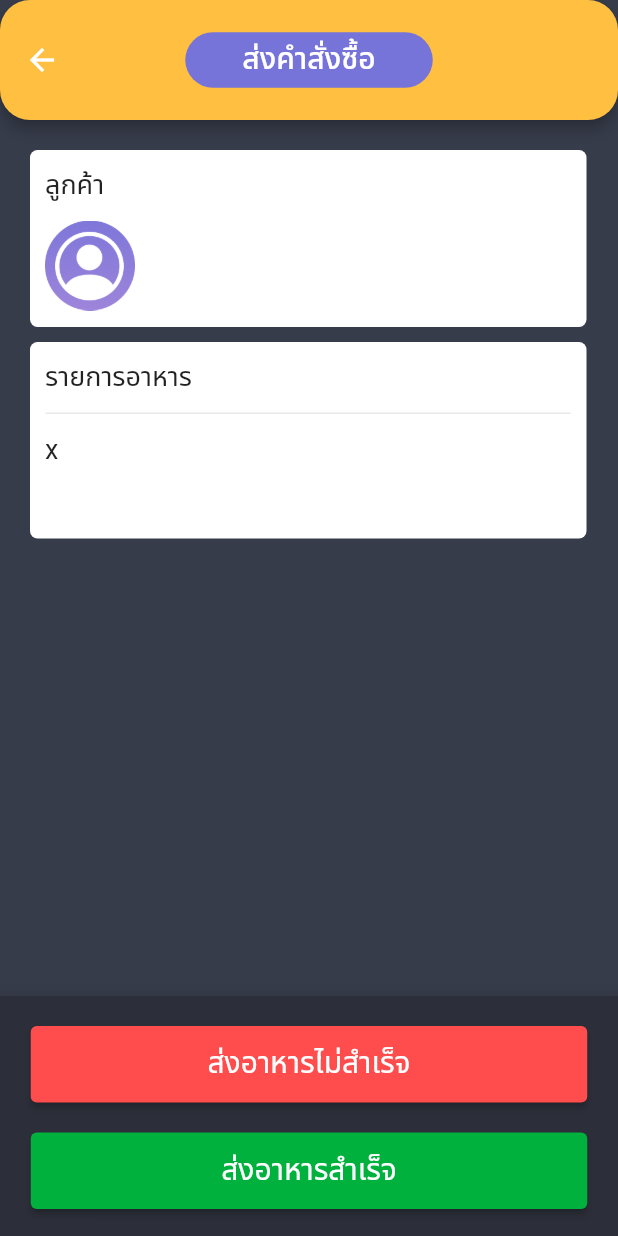
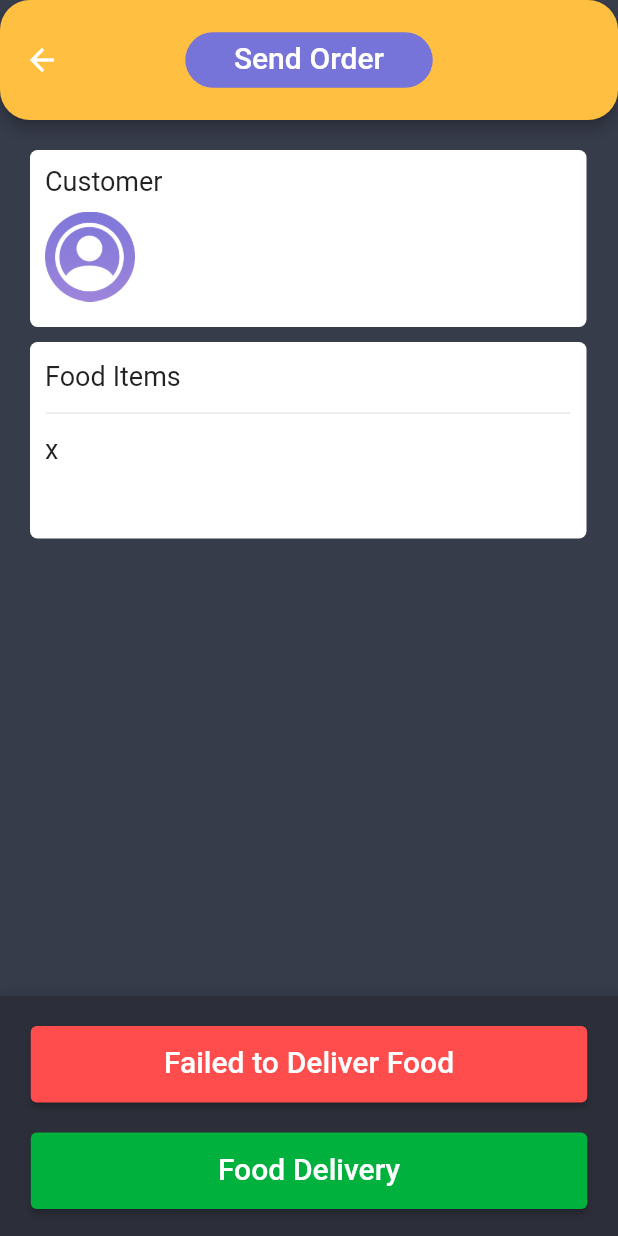
Before and after one commit to amitesh1801/Restaurant-App-Blockchain, a Flutter app: the RiderDeliveryDate screen opened directly with empty values, on a phone screen of 412 x 824 dp. Run offline on Flutter 3.47's test engine with Material 2 defaults, Android fonts, the phone set to English and light mode, and no system bars; our stand-ins replace cloud_firestore, firebase_auth, firebase_core, firebase_storage, form_field_validator, image_picker; missing offline and left inert: web3dart; accounts and stored records are empty.

Commit message:
Update rider_DeliveryDate.dart

```diff
--- a/lib/about_rider/rider_DeliveryDate.dart
+++ b/lib/about_rider/rider_DeliveryDate.dart
@@ -37,7 +37,7 @@ class _RiderDeliveryDateState extends State<RiderDeliveryDate> {
   late Web3Client ethClient;
   bool data = false;
   final myAddress =
-      "0xE70D6D9c9aCEa718De2D126617Cd5E94d16d072a"; //หมายเลขกระเป๋าตัง Rider
+      "0xE70D6D9c9aCEa718De2D126617Cd5E94d16d072a"; // Wallet number Rider
   @override
   void initState() {
     super.initState();
@@ -70,7 +70,7 @@ class _RiderDeliveryDateState extends State<RiderDeliveryDate> {
         title: Container(
           alignment: Alignment.center,
           child: const Text(
-            "ส่งคำสั่งซื้อ",
+            "Send Order",
             style: TextStyle(fontFamily: 'NotoSansThai-Medium'),
           ),
           width: 165,
@@ -101,7 +101,7 @@ class _RiderDeliveryDateState extends State<RiderDeliveryDate> {
                       Container(
                         margin: EdgeInsets.only(left: 10, top: 10),
                         child: Text(
-                          "ลูกค้า",
+                          "Customer",
                           style: TextStyle(
                               fontSize: 18, fontFamily: 'NotoSansThai-Regular'),
                         ),
@@ -161,7 +161,7 @@ class _RiderDeliveryDateState extends State<RiderDeliveryDate> {
                   Container(
                     margin: EdgeInsets.only(left: 10, top: 10),
                     child: Text(
-                      "รายการอาหาร",
+                      "Food Items",
                       style: TextStyle(
                           fontSize: 18, fontFamily: 'NotoSansThai-Regular'),
                     ),
@@ -273,10 +273,9 @@ class _RiderDeliveryDateState extends State<RiderDeliveryDate> {
                     }
 
                     // print(widget.dataId);
-                    // //เรียกใช้ ฟังก์ชั้นรับออเดอร์
                     deliveryDateFail(context);
                     print(deliveryDateFail.runtimeType);
-                    print("ส่งอาหารไม่สำเร็จ");
+                    print("Failed to Deliver Food");
                     Navigator.push(context,
                         MaterialPageRoute(builder: (context) {
                       return RiderFinish(
@@ -286,7 +285,7 @@ class _RiderDeliveryDateState extends State<RiderDeliveryDate> {
                     }));
                   },
                   child: const Text(
-                    "ส่งอาหารไม่สำเร็จ",
+                    "Failed to Deliver Food",
                     style: TextStyle(
                         fontSize: 20, fontFamily: 'NotoSansThai-Regular'),
                   )),
@@ -326,10 +325,10 @@ class _RiderDeliveryDateState extends State<RiderDeliveryDate> {
                     }
 
                     // print(widget.dataId);
-                    // //เรียกใช้ ฟังก์ชั้นรับออเดอร์
+                    //
                     deliveryDate(context);
                     print(deliveryDate.runtimeType);
-                    print("ส่งอาหารแล้ว");
+                    print("Food Delivered");
                     Navigator.push(context,
                         MaterialPageRoute(builder: (context) {
                       return RiderFinish(
@@ -339,7 +338,7 @@ class _RiderDeliveryDateState extends State<RiderDeliveryDate> {
                     }));
                   },
                   child: const Text(
-                    "ส่งอาหารสำเร็จ",
+                    "Food Delivery",
                     style: TextStyle(
                         fontSize: 20, fontFamily: 'NotoSansThai-Regular'),
                   )),
```
